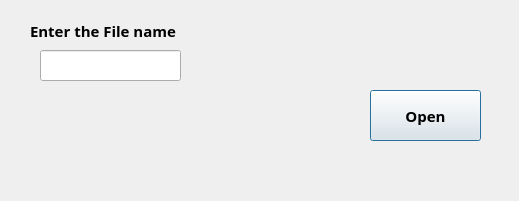
First picture: the form in openfiledialog.ui, repository yasmineNasrat/TextEditor, before the edit.
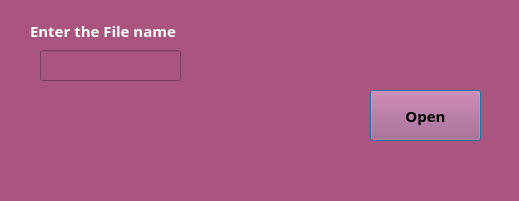
Second picture: the form after the edit.

What changed in the file:
```diff
--- a/openfiledialog.ui
+++ b/openfiledialog.ui
@@ -13,6 +13,10 @@
   <property name="windowTitle">
    <string>Dialog</string>
   </property>
+  <property name="styleSheet">
+   <string notr="true">color: rgb(255, 255, 255);
+background-color: rgb(170, 85, 127);</string>
+  </property>
   <widget class="QLabel" name="label">
    <property name="geometry">
     <rect>
@@ -69,6 +73,9 @@
      <bold>true</bold>
     </font>
    </property>
+   <property name="styleSheet">
+    <string notr="true">color: rgb(0, 0, 0);</string>
+   </property>
    <property name="text">
     <string>Open</string>
    </property>
```
